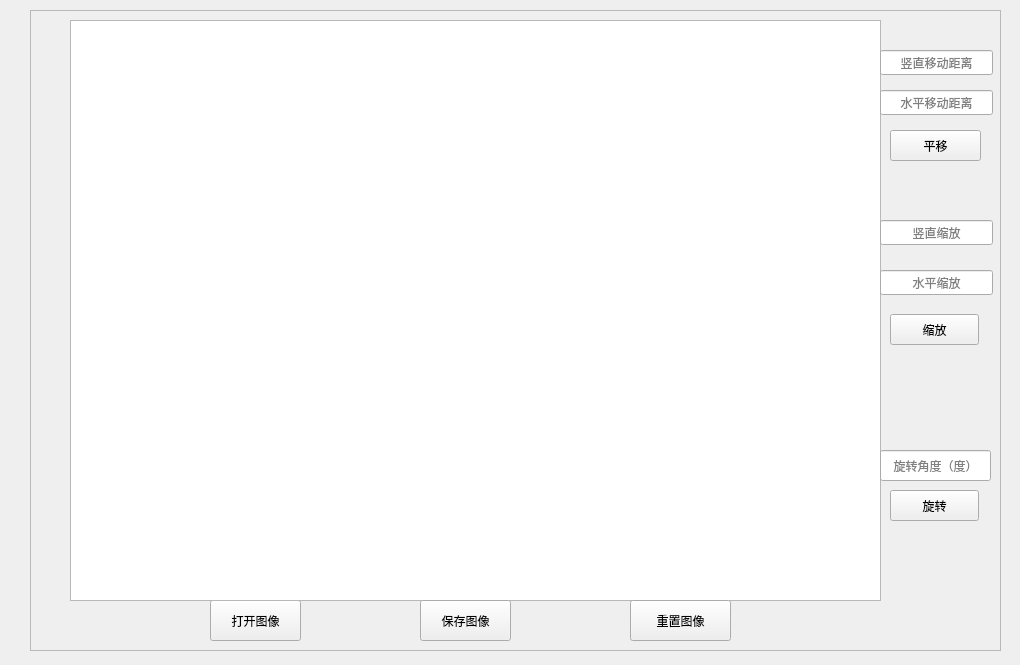
First picture: the form in QT/image/mainwindow.ui, repository wyyadd/practice, before the edit.
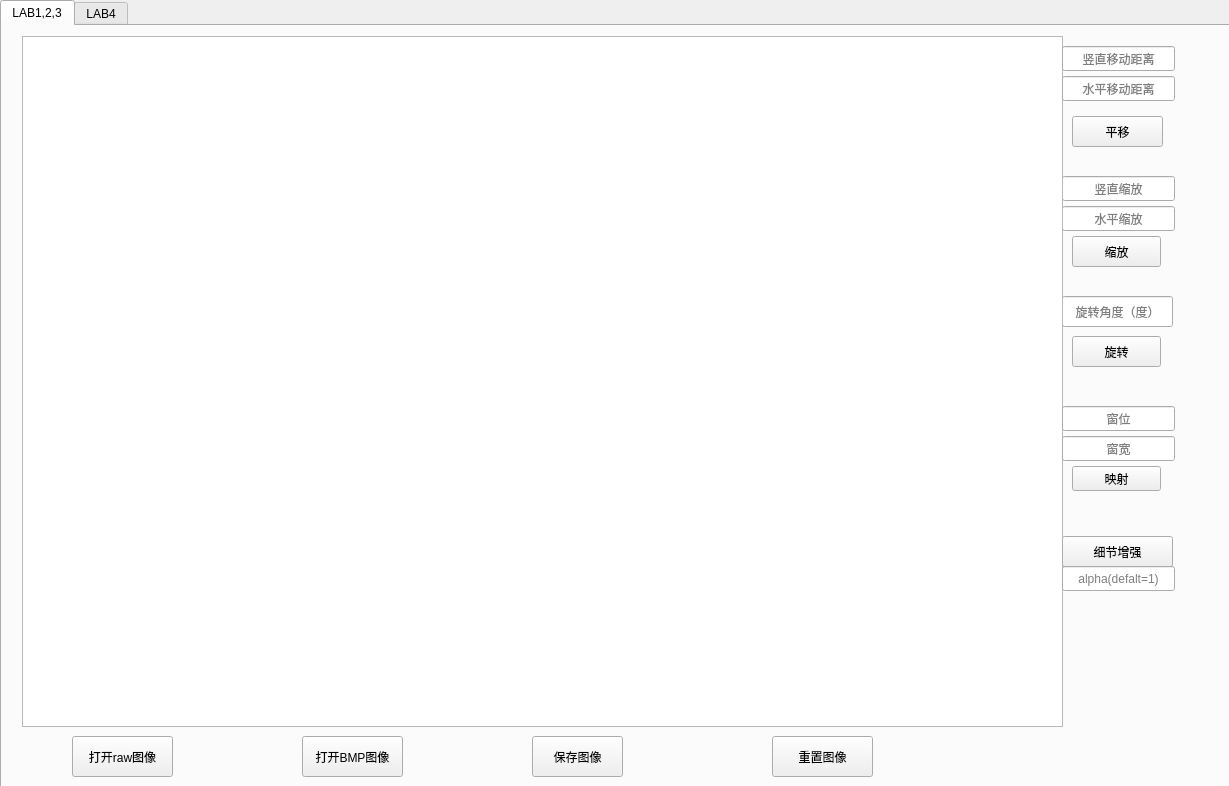
Second picture: the form after the edit.

What changed in the file:
```diff
--- a/QT/image/mainwindow.ui
+++ b/QT/image/mainwindow.ui
@@ -6,8 +6,8 @@
    <rect>
     <x>0</x>
     <y>0</y>
-    <width>1020</width>
-    <height>665</height>
+    <width>1229</width>
+    <height>786</height>
    </rect>
   </property>
   <property name="windowTitle">
@@ -17,78 +17,27 @@
    <enum>Qt::LeftToRight</enum>
   </property>
   <widget class="QWidget" name="centralwidget">
-   <widget class="QFrame" name="frame">
+   <widget class="QTabWidget" name="tabWidget">
     <property name="geometry">
      <rect>
-      <x>30</x>
-      <y>10</y>
-      <width>971</width>
-      <height>641</height>
+      <x>0</x>
+      <y>0</y>
+      <width>1231</width>
+      <height>791</height>
      </rect>
     </property>
-    <property name="frameShape">
-     <enum>QFrame::StyledPanel</enum>
+    <property name="currentIndex">
+     <number>0</number>
     </property>
-    <property name="frameShadow">
-     <enum>QFrame::Raised</enum>
-    </property>
-    <widget class="QPushButton" name="pushButton">
-     <property name="geometry">
-      <rect>
-       <x>180</x>
-       <y>590</y>
-       <width>91</width>
-       <height>41</height>
-      </rect>
-     </property>
-     <property name="text">
-      <string>打开图像</string>
-     </property>
-    </widget>
-    <widget class="QGraphicsView" name="graphicsView">
-     <property name="geometry">
-      <rect>
-       <x>40</x>
-       <y>10</y>
-       <width>811</width>
-       <height>581</height>
-      </rect>
-     </property>
-     <property name="autoFillBackground">
-      <bool>true</bool>
-     </property>
-    </widget>
-    <widget class="QPushButton" name="pushButton_2">
-     <property name="geometry">
-      <rect>
-       <x>390</x>
-       <y>590</y>
-       <width>91</width>
-       <height>41</height>
-      </rect>
-     </property>
-     <property name="text">
-      <string>保存图像</string>
-     </property>
-    </widget>
-    <widget class="QPushButton" name="pushButton_3">
-     <property name="geometry">
-      <rect>
-       <x>600</x>
-       <y>590</y>
-       <width>101</width>
-       <height>41</height>
-      </rect>
-     </property>
-     <property name="text">
-      <string>重置图像</string>
-     </property>
-    </widget>
+    <widget class="QWidget" name="tab">
+     <attribute name="title">
+      <string>LAB1,2,3</string>
+     </attribute>
     <widget class="QPushButton" name="pushButton_4">
      <property name="geometry">
       <rect>
-       <x>860</x>
-       <y>304</y>
+        <x>1070</x>
+        <y>210</y>
        <width>89</width>
        <height>31</height>
       </rect>
@@ -97,24 +46,11 @@
       <string>缩放</string>
      </property>
     </widget>
-    <widget class="QPushButton" name="pushButton_5">
-     <property name="geometry">
-      <rect>
-       <x>860</x>
-       <y>480</y>
-       <width>89</width>
-       <height>31</height>
-      </rect>
-     </property>
-     <property name="text">
-      <string>旋转</string>
-     </property>
-    </widget>
     <widget class="QPushButton" name="pushButton_6">
      <property name="geometry">
       <rect>
-       <x>860</x>
-       <y>120</y>
+        <x>1070</x>
+        <y>90</y>
        <width>91</width>
        <height>31</height>
       </rect>
@@ -123,43 +59,11 @@
       <string>平移</string>
      </property>
     </widget>
-    <widget class="QLineEdit" name="lineEdit">
-     <property name="geometry">
-      <rect>
-       <x>850</x>
-       <y>40</y>
-       <width>113</width>
-       <height>25</height>
-      </rect>
-     </property>
-     <property name="alignment">
-      <set>Qt::AlignCenter</set>
-     </property>
-     <property name="placeholderText">
-      <string>竖直移动距离</string>
-     </property>
-    </widget>
-    <widget class="QLineEdit" name="lineEdit_2">
-     <property name="geometry">
-      <rect>
-       <x>850</x>
-       <y>80</y>
-       <width>113</width>
-       <height>25</height>
-      </rect>
-     </property>
-     <property name="alignment">
-      <set>Qt::AlignCenter</set>
-     </property>
-     <property name="placeholderText">
-      <string>水平移动距离</string>
-     </property>
-    </widget>
     <widget class="QLineEdit" name="lineEdit_3">
      <property name="geometry">
       <rect>
-       <x>850</x>
-       <y>210</y>
+        <x>1060</x>
+        <y>150</y>
        <width>113</width>
        <height>25</height>
       </rect>
@@ -180,11 +84,24 @@
       <string>竖直缩放</string>
      </property>
     </widget>
+     <widget class="QPushButton" name="pushButton">
+      <property name="geometry">
+       <rect>
+        <x>300</x>
+        <y>710</y>
+        <width>101</width>
+        <height>41</height>
+       </rect>
+      </property>
+      <property name="text">
+       <string>打开BMP图像</string>
+      </property>
+     </widget>
     <widget class="QLineEdit" name="lineEdit_4">
      <property name="geometry">
       <rect>
-       <x>850</x>
-       <y>260</y>
+        <x>1060</x>
+        <y>180</y>
        <width>113</width>
        <height>25</height>
       </rect>
@@ -202,8 +119,8 @@
     <widget class="QLineEdit" name="lineEdit_5">
      <property name="geometry">
       <rect>
-       <x>850</x>
-       <y>440</y>
+        <x>1060</x>
+        <y>270</y>
        <width>111</width>
        <height>31</height>
       </rect>
@@ -220,6 +137,199 @@
      <property name="clearButtonEnabled">
       <bool>false</bool>
      </property>
+     </widget>
+     <widget class="QPushButton" name="pushButton_3">
+      <property name="geometry">
+       <rect>
+        <x>770</x>
+        <y>710</y>
+        <width>101</width>
+        <height>41</height>
+       </rect>
+      </property>
+      <property name="text">
+       <string>重置图像</string>
+      </property>
+     </widget>
+     <widget class="QPushButton" name="pushButton_5">
+      <property name="geometry">
+       <rect>
+        <x>1070</x>
+        <y>310</y>
+        <width>89</width>
+        <height>31</height>
+       </rect>
+      </property>
+      <property name="text">
+       <string>旋转</string>
+      </property>
+     </widget>
+     <widget class="QGraphicsView" name="graphicsView">
+      <property name="geometry">
+       <rect>
+        <x>20</x>
+        <y>10</y>
+        <width>1041</width>
+        <height>691</height>
+       </rect>
+      </property>
+      <property name="autoFillBackground">
+       <bool>true</bool>
+      </property>
+     </widget>
+     <widget class="QPushButton" name="pushButton_2">
+      <property name="geometry">
+       <rect>
+        <x>530</x>
+        <y>710</y>
+        <width>91</width>
+        <height>41</height>
+       </rect>
+      </property>
+      <property name="text">
+       <string>保存图像</string>
+      </property>
+     </widget>
+     <widget class="QLineEdit" name="lineEdit_2">
+      <property name="geometry">
+       <rect>
+        <x>1060</x>
+        <y>50</y>
+        <width>113</width>
+        <height>25</height>
+       </rect>
+      </property>
+      <property name="alignment">
+       <set>Qt::AlignCenter</set>
+      </property>
+      <property name="placeholderText">
+       <string>水平移动距离</string>
+      </property>
+     </widget>
+     <widget class="QLineEdit" name="lineEdit">
+      <property name="geometry">
+       <rect>
+        <x>1060</x>
+        <y>20</y>
+        <width>113</width>
+        <height>25</height>
+       </rect>
+      </property>
+      <property name="alignment">
+       <set>Qt::AlignCenter</set>
+      </property>
+      <property name="placeholderText">
+       <string>竖直移动距离</string>
+      </property>
+     </widget>
+     <widget class="QPushButton" name="pushButton_7">
+      <property name="geometry">
+       <rect>
+        <x>70</x>
+        <y>710</y>
+        <width>101</width>
+        <height>41</height>
+       </rect>
+      </property>
+      <property name="text">
+       <string>打开raw图像</string>
+      </property>
+     </widget>
+     <widget class="QLineEdit" name="lineEdit_6">
+      <property name="geometry">
+       <rect>
+        <x>1060</x>
+        <y>380</y>
+        <width>113</width>
+        <height>25</height>
+       </rect>
+      </property>
+      <property name="inputMask">
+       <string/>
+      </property>
+      <property name="alignment">
+       <set>Qt::AlignCenter</set>
+      </property>
+      <property name="placeholderText">
+       <string>窗位</string>
+      </property>
+     </widget>
+     <widget class="QLineEdit" name="lineEdit_7">
+      <property name="geometry">
+       <rect>
+        <x>1060</x>
+        <y>410</y>
+        <width>113</width>
+        <height>25</height>
+       </rect>
+      </property>
+      <property name="alignment">
+       <set>Qt::AlignCenter</set>
+      </property>
+      <property name="placeholderText">
+       <string>窗宽</string>
+      </property>
+     </widget>
+     <widget class="QPushButton" name="pushButton_8">
+      <property name="geometry">
+       <rect>
+        <x>1070</x>
+        <y>440</y>
+        <width>89</width>
+        <height>25</height>
+       </rect>
+      </property>
+      <property name="text">
+       <string>映射</string>
+      </property>
+     </widget>
+     <widget class="QPushButton" name="pushButton_9">
+      <property name="geometry">
+       <rect>
+        <x>1060</x>
+        <y>510</y>
+        <width>111</width>
+        <height>31</height>
+       </rect>
+      </property>
+      <property name="text">
+       <string>细节增强</string>
+      </property>
+     </widget>
+     <widget class="QLineEdit" name="lineEdit_8">
+      <property name="geometry">
+       <rect>
+        <x>1060</x>
+        <y>540</y>
+        <width>113</width>
+        <height>25</height>
+       </rect>
+      </property>
+      <property name="alignment">
+       <set>Qt::AlignCenter</set>
+      </property>
+      <property name="placeholderText">
+       <string>alpha(defalt=1)</string>
+      </property>
+     </widget>
+    </widget>
+    <widget class="QWidget" name="tab_2">
+     <attribute name="title">
+      <string>LAB4</string>
+     </attribute>
+     <widget class="QGraphicsView" name="graphicsView_2">
+      <property name="geometry">
+       <rect>
+        <x>60</x>
+        <y>10</y>
+        <width>881</width>
+        <height>591</height>
+       </rect>
+      </property>
+      <property name="autoFillBackground">
+       <bool>true</bool>
+      </property>
+     </widget>
     </widget>
    </widget>
   </widget>
```
Left out of the diff: 2 changed lines with no effect on the pictures. Lines whose indentation alone changed are shown as unchanged.
